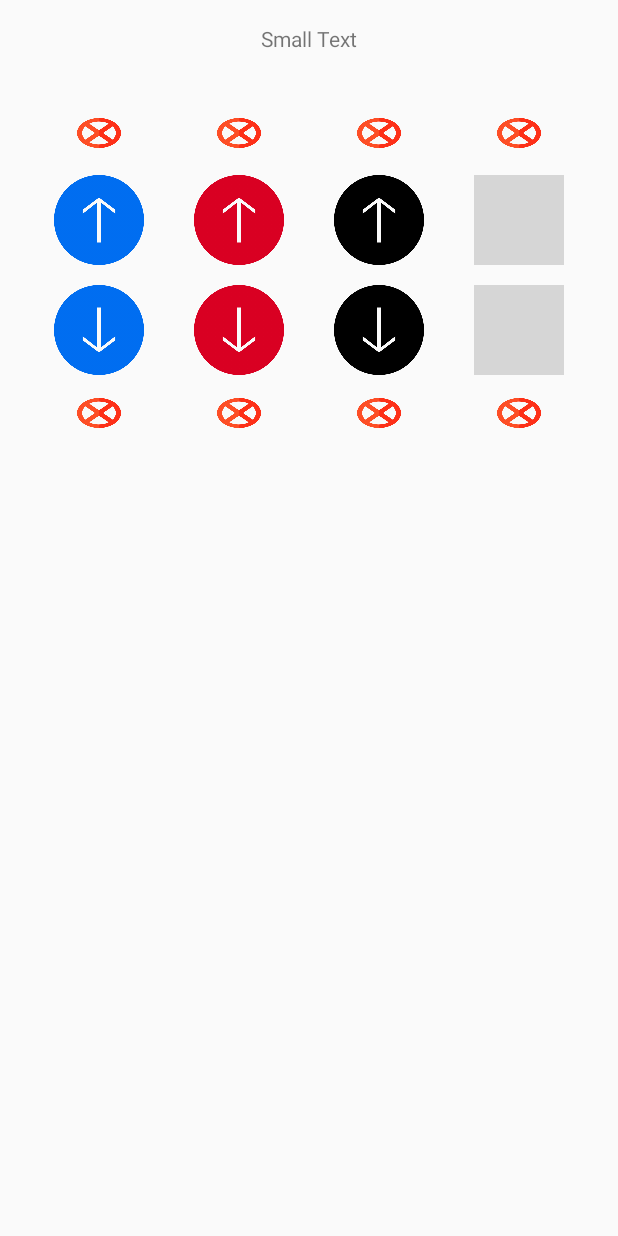
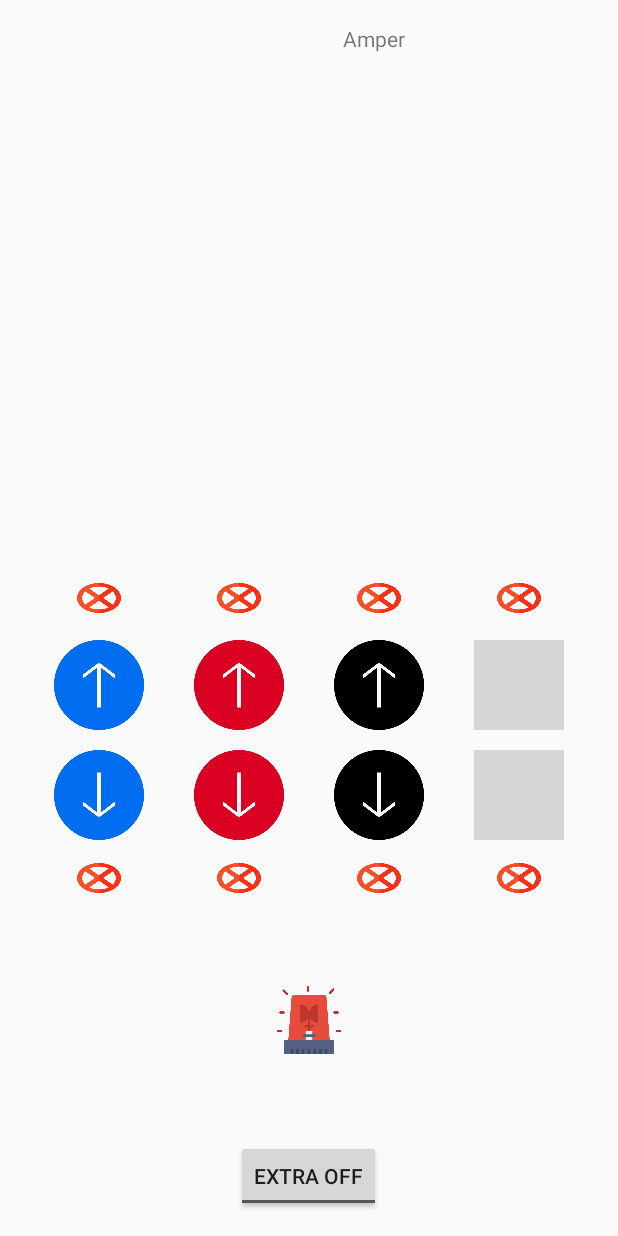
Before and after one commit to eueduardo3/ControlV2, an Android app: the layout activity_main.xml on its own in the app's theme, with its tools: preview values and no code run, on a phone screen of 412 x 824 dp. Run offline under Robolectric (Android 15) with nearby library versions, the light colour scheme and no system bars; grey boxes are pictures that could not be loaded.

Commit message:
TUDO EM UMA TELA SÓ, BOTÃO PULSO FUNCIONANDO (AO PRESSIONAR LIGA AO SOLTAR DESLIGA) Publish e subcribe mqtt funcionando perfeito Com alarme

```diff
--- a/app/src/main/java/control/studio/com/control/MainActivity.java
+++ b/app/src/main/java/control/studio/com/control/MainActivity.java
@@ -10,6 +10,7 @@ import android.support.v7.app.NotificationCompat;
 import android.util.Log;
 import android.view.MotionEvent;
 import android.view.View;
+import android.widget.Button;
 import android.widget.EditText;
 import android.widget.ImageView;
 import android.widget.ProgressBar;
@@ -60,7 +61,8 @@ public class MainActivity extends AppCompatActivity {
     public ImageView botaoBaixoC;
     public ImageView botaoBaixoD;
     public TextView texto;
-
+    public ImageView Alarme;
+    public ImageView Extra;
 
     static String passaMensagem;
 
@@ -133,8 +135,8 @@ public class MainActivity extends AppCompatActivity {
         botaoBaixoB = (ImageView) findViewById(R.id.BaixoBid);
         botaoBaixoC = (ImageView) findViewById(R.id.BaixoCid);
         botaoBaixoD = (ImageView) findViewById(R.id.BaixoDid);
-
-
+        Alarme = (ImageView) findViewById(R.id.AlarmeID);
+        Extra = (ImageView) findViewById(R.id.ExtraID);
 
 
         botaoCimaA.setOnTouchListener(new View.OnTouchListener() {
@@ -282,6 +284,24 @@ public class MainActivity extends AppCompatActivity {
             }
         });
 
+        Alarme.setOnTouchListener(new View.OnTouchListener() {
+            @Override
+            public boolean onTouch(View v, MotionEvent event) {
+                if(event.getAction() == MotionEvent.ACTION_DOWN) {
+
+
+                    //CHAMAR COMANDO MQTT DE LIGAR
+                    Toast.makeText(MainActivity.this, "Ligou", Toast.LENGTH_LONG).show();
+                    MotoresActivity.botaocima("alarmL");
+                } else if (event.getAction() == MotionEvent.ACTION_UP) {
+                    //CHAMAR COMANDO MQTT DE DESLIGAR
+                    MotoresActivity.botaocima("alarmD");
+                    Toast.makeText(MainActivity.this, "Desligou", Toast.LENGTH_LONG).show();
+                }
+                return true;
+            }
+        });
+
 
 //------------------------------------------------------
 
--- a/app/src/main/res/layout/activity_main.xml
+++ b/app/src/main/res/layout/activity_main.xml
@@ -15,10 +15,10 @@
         android:orientation="horizontal"
         android:layout_gravity="center"
         android:id="@+id/tableLayout"
-        android:layout_marginTop="28dp"
-        android:layout_below="@+id/correnteID"
+        android:layout_above="@+id/AlarmeID"
         android:layout_alignParentRight="true"
-        android:layout_alignParentEnd="true">
+        android:layout_alignParentEnd="true"
+        android:layout_marginBottom="44dp">
 
 
         <TableRow
@@ -276,8 +276,38 @@
         android:layout_width="wrap_content"
         android:layout_height="wrap_content"
         android:textAppearance="?android:attr/textAppearanceSmall"
-        android:text="Small Text"
         android:id="@+id/correnteID"
         android:layout_alignParentTop="true"
+        android:layout_alignRight="@+id/AlarmeID"
+        android:layout_alignEnd="@+id/AlarmeID" />
+
+    <ToggleButton
+        android:layout_width="wrap_content"
+        android:layout_height="wrap_content"
+        android:text="New ToggleButton"
+        android:id="@+id/ExtraID"
+        android:textOn="Extra On"
+        android:textOff="Extra Off"
+        android:layout_alignParentBottom="true"
         android:layout_centerHorizontal="true" />
+
+    <ImageView
+        android:layout_width="45dp"
+        android:layout_height="45dp"
+        android:id="@+id/AlarmeID"
+        android:background="@drawable/sirenvermelha"
+        android:layout_above="@+id/ExtraID"
+        android:layout_centerHorizontal="true"
+        android:layout_marginBottom="57dp" />
+
+    <TextView
+        android:layout_width="wrap_content"
+        android:layout_height="wrap_content"
+        android:textAppearance="?android:attr/textAppearanceSmall"
+        android:text="Amper"
+        android:id="@+id/textView"
+        android:layout_alignParentTop="true"
+        android:layout_toRightOf="@+id/correnteID"
+        android:layout_toEndOf="@+id/correnteID" />
+
 </RelativeLayout>
```
